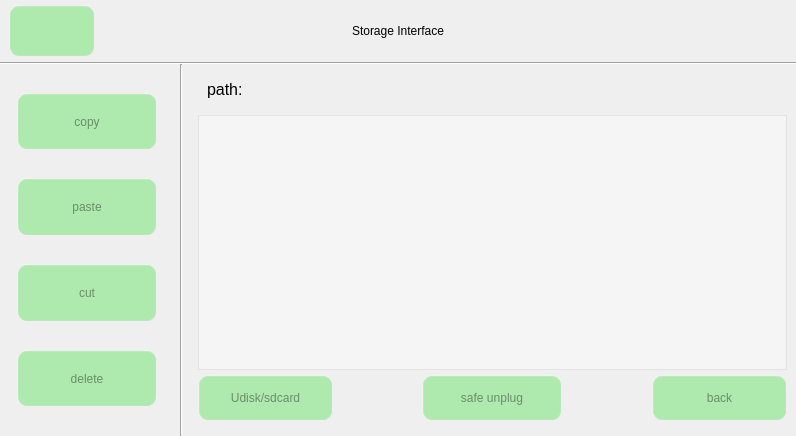
First picture: the form in udev.ui, repository jizizihe/baijie_demo, before the edit.
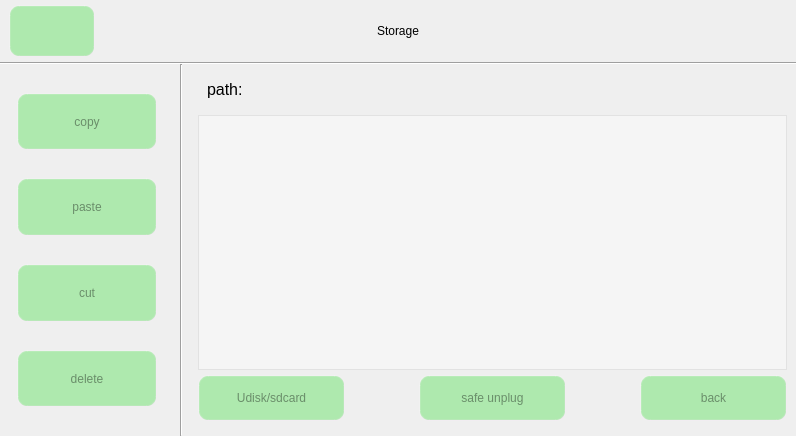
Second picture: the form after the edit. Icons and pictures are not drawn.

```diff
--- a/udev.ui
+++ b/udev.ui
@@ -175,7 +175,7 @@
       <item>
        <widget class="QLabel" name="label_3">
         <property name="text">
-         <string>Storage Interface</string>
+         <string>Storage</string>
         </property>
         <property name="alignment">
          <set>Qt::AlignCenter</set>
@@ -806,7 +806,7 @@
              <height>0</height>
             </size>
            </property>
-           <layout class="QHBoxLayout" name="horizontalLayout_4" stretch="3,2,3,2,3">
+           <layout class="QHBoxLayout" name="horizontalLayout_4" stretch="4,2,4,2,4">
             <property name="spacing">
              <number>0</number>
             </property>
```
Left out of the diff: 2 changed lines with no effect on the pictures.
